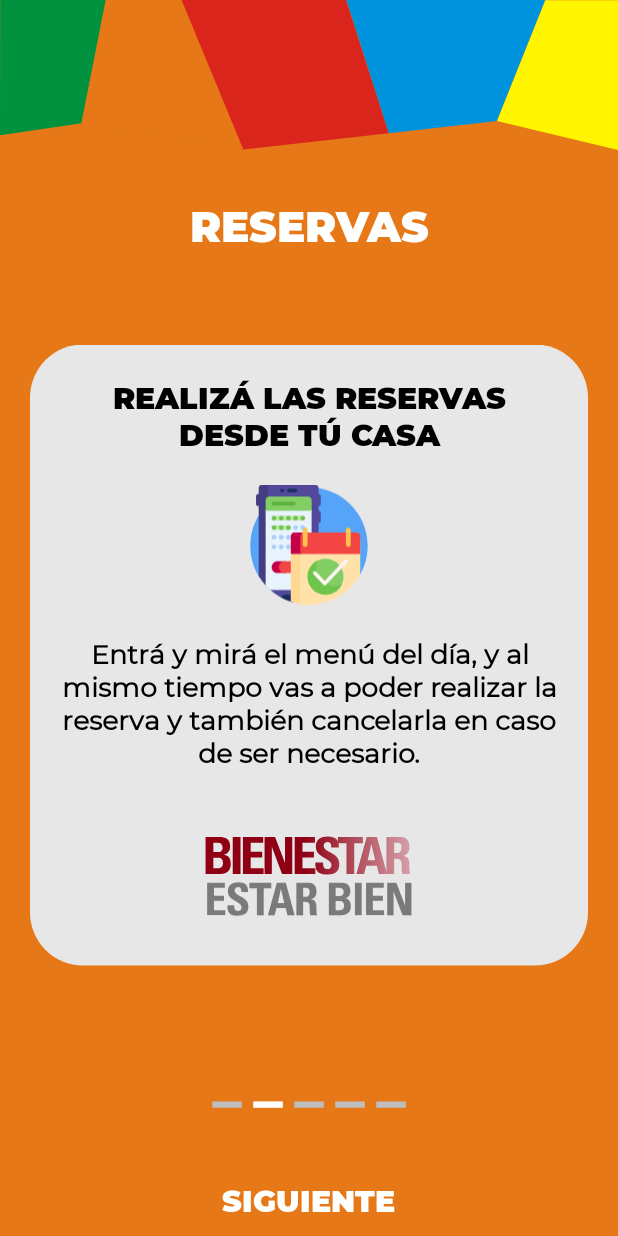
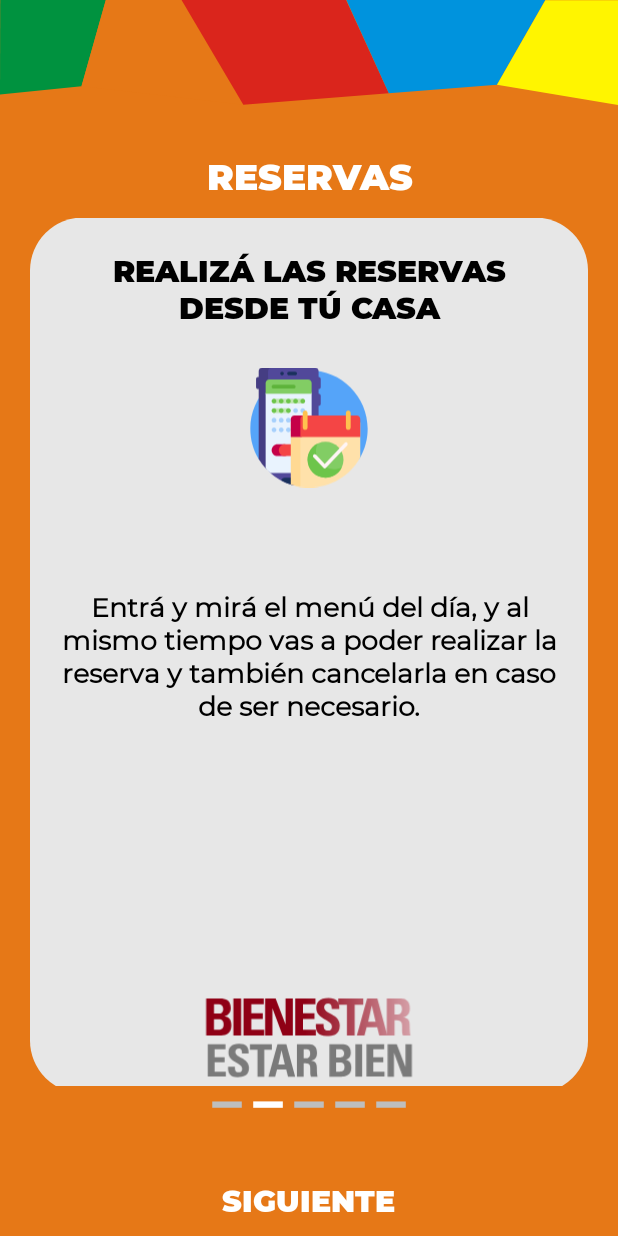
Before and after one commit to ledesmac96/Comedor, an Android app: the screen it shows after launch (SlideWelcomeActivity), after a tap on "SIGUIENTE", on a phone screen of 412 x 824 dp. Run offline under Robolectric (Android 15) with nearby library versions, the light colour scheme and no system bars; pictures from the network do not load.

Commit message:
Slideeeees

```diff
--- a/app/src/main/res/layout/activity_slides.xml
+++ b/app/src/main/res/layout/activity_slides.xml
@@ -11,7 +11,7 @@
 
     <LinearLayout
         android:layout_width="match_parent"
-        android:layout_height="100dp"
+        android:layout_height="70dp"
         android:orientation="vertical"
         android:background="@drawable/ic_slides_comedor">
 
--- a/app/src/main/res/layout/intro_screen2.xml
+++ b/app/src/main/res/layout/intro_screen2.xml
@@ -1,8 +1,11 @@
 <?xml version="1.0" encoding="utf-8"?>
 <RelativeLayout
     xmlns:android="http://schemas.android.com/apk/res/android"
+    xmlns:app="http://schemas.android.com/apk/res-auto"
     android:layout_width="match_parent"
     android:layout_height="match_parent"
+    android:paddingBottom="100dp"
+    android:paddingTop="100dp"
     android:background="@color/bienestarNaranja">
 
     <TextView
@@ -11,20 +14,15 @@
         android:layout_height="wrap_content"
         android:text="RESERVAS"
         android:gravity="center"
-        android:textSize="28sp"
-        android:layout_marginTop="130dp"
-        android:layout_gravity="center"
+        android:textSize="24sp"
         android:textColor="@color/whiteTextColor"
         android:fontFamily="@font/montserrat_black"/>
 
-    <LinearLayout
+    <RelativeLayout
         android:layout_width="match_parent"
         android:layout_height="wrap_content"
-        android:orientation="vertical"
-        android:layout_centerInParent="true"
+        android:layout_margin="20dp"
         android:translationY="25dp"
-        android:layout_gravity="center"
-        android:layout_margin="20dp"
         android:background="@drawable/corners_rounded_green">
 
         <TextView
@@ -32,8 +30,8 @@
             android:layout_height="wrap_content"
             android:text="REALIZÁ LAS RESERVAS DESDE TÚ CASA"
             android:textColor="@android:color/black"
-            android:layout_weight="0.1"
             android:textSize="20dp"
+            android:layout_alignParentTop="true"
             android:gravity="center"
             android:textStyle="bold"
             android:layout_below="@+id/imageView"
@@ -44,32 +42,33 @@
         <ImageView
             android:layout_width="match_parent"
             android:layout_height="80dp"
-            android:layout_weight="0.2"
-            android:src="@drawable/ic_reserva"/>
+            android:layout_marginTop="100dp"
+            app:srcCompat="@drawable/ic_reserva"/>
 
         <TextView
             android:layout_width="wrap_content"
             android:layout_height="wrap_content"
             android:text="@string/slide2"
-            android:layout_weight="0.5"
             android:textColor="@android:color/black"
             android:textSize="18dp"
             android:gravity="center"
             android:textStyle="bold"
             android:layout_below="@+id/imageView"
+            android:layout_centerInParent="true"
             android:layout_centerHorizontal="true"
             android:layout_margin="20dp"
             android:fontFamily="@font/montserrat_regular"/>
 
         <ImageView
-            android:layout_width="150dp"
-            android:layout_height="80dp"
+            android:layout_width="match_parent"
+            android:layout_height="70dp"
             android:layout_gravity="center"
-            android:layout_weight="0.2"
             android:layout_marginTop="10dp"
+            android:layout_alignParentBottom="true"
             android:layout_marginBottom="20dp"
-            android:src="@drawable/ic_logo_bienestar_01" />
+            android:paddingBottom="5dp"
+            app:srcCompat="@drawable/ic_logo_bienestar_01" />
 
-    </LinearLayout>
+    </RelativeLayout>
 
 </RelativeLayout>
--- a/app/src/main/res/values/strings.xml
+++ b/app/src/main/res/values/strings.xml
@@ -72,7 +72,7 @@
     <string name="slide1">Esta es la nueva aplicación de Bienestar Estudiantil para las reservas del Comedor Universitario de la Universidad Nacional de Santiago del Estero.</string>
     <string name="slide2">Entrá y mirá el menú del día, y al mismo tiempo vas a poder realizar la reserva y también cancelarla en caso de ser necesario.</string>
     <string name="slide3">Cuando vayas a retirar el menú del día, procurá tener a mano el código QR que se asignó luego de la reserva.</string>
-    <string name="slide4">Si ya estás inscripto es las Becas Comedor, ya estás registrado en la aplicación. Se te enviarán los datos necesarios para acceder o solicitalos a la Secretaría de Bienestar Estudiantil.</string>
+    <string name="slide4">Si ya estás inscripto en la Beca Comedor, ya estás registrado en la aplicación. Se te enviarán los datos necesarios para acceder o solicitalos a la Secretaría de Bienestar Estudiantil.</string>
     <string name="slide5">Usar siempre el tapabocas sobre mentón y nariz. El distanciamiento a 2m de cada persona. Desinfectá tú celular con frecuencia y no olvides lavar bien tus manos con jabón.</string>
     <string name="modoOffLine">Sin conexión, puede que el listado no esté actualizado</string>
     <string name="noUsuarios">No hay usuarios disponibles</string>
```
Also changed, not shown: app/src/main/res/layout/intro_screen1.xml (+10 -12 lines), app/src/main/res/layout/intro_screen3.xml (+17 -19 lines), app/src/main/res/layout/intro_screen4.xml (+17 -17 lines), app/src/main/res/layout/intro_screen5.xml (+20 -20 lines).
